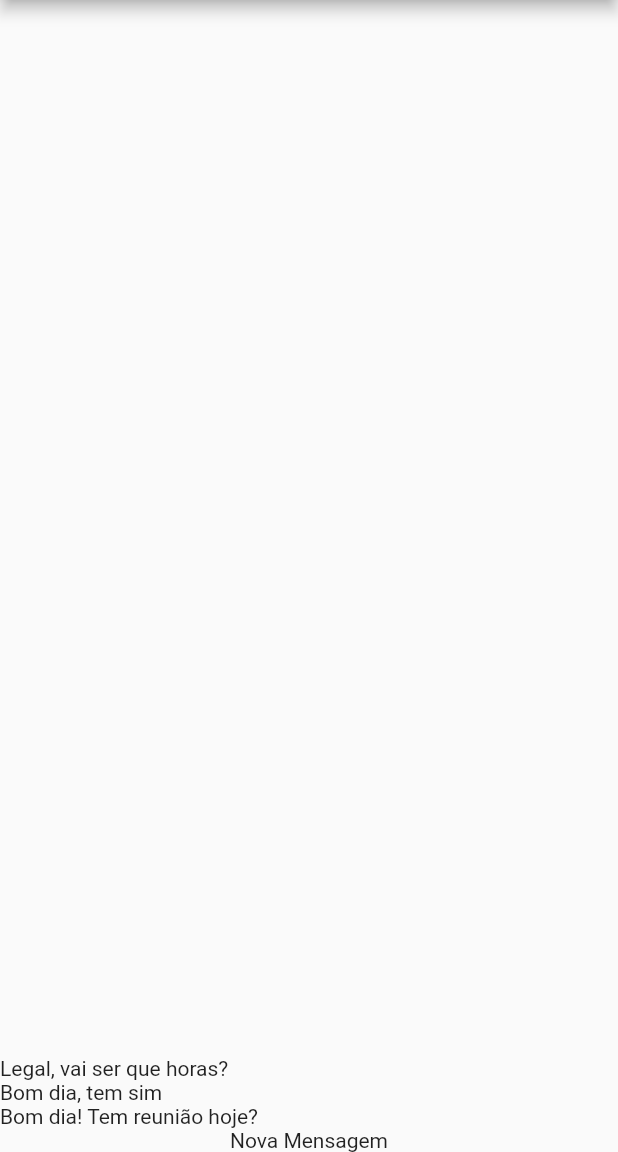
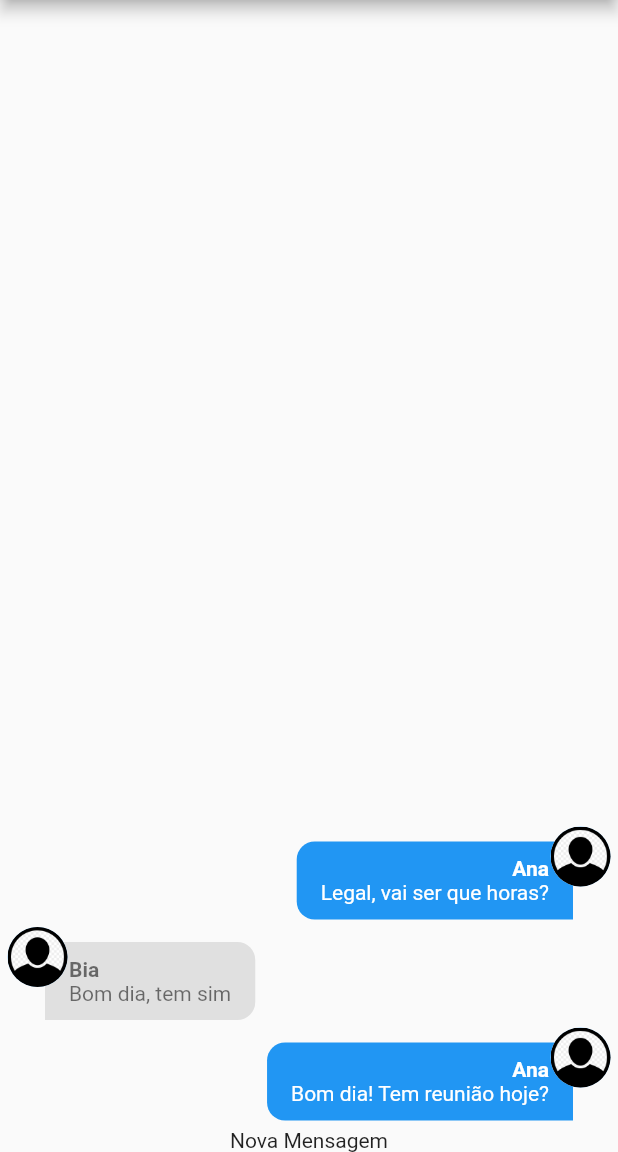
Before and after one commit to TonySilva7/chat-flutter, a Flutter app: the screen it shows after launch, on a phone screen of 412 x 824 dp, the part 84-1236 px from its top. Run offline on Flutter 3.47's test engine with Material 2 defaults, Android fonts, the phone set to English and light mode, and no system bars; our stand-ins replace image_picker; accounts and stored records are empty.

Commit message:
feat: add and style bubble messages

```diff
--- a/lib/app/core/services/auth/auth_service_mock.dart
+++ b/lib/app/core/services/auth/auth_service_mock.dart
@@ -7,9 +7,9 @@ import 'package:chat/app/core/services/auth/auth_service_protocol.dart';
 
 class AuthServiceMock implements AuthServiceProtocol {
   static final defaultUser = ChatUser(
-    id: '1',
-    name: 'John Doe',
-    email: 'doe@mail.com',
+    id: '123',
+    name: 'Ana',
+    email: 'ana@mail.com',
     imageURL: 'assets/images/avatar.png',
   );
 
--- /dev/null
+++ b/lib/app/widgets/message_bubble.dart
@@ -0,0 +1,82 @@
+import 'dart:io';
+
+import 'package:chat/app/core/models/chat_message.dart';
+import 'package:flutter/material.dart';
+
+class MessageBubble extends StatelessWidget {
+  final ChatMessage message;
+  final bool belongsToCurrentUser;
+
+  const MessageBubble({super.key, required this.message, required this.belongsToCurrentUser});
+
+  CircleAvatar _showUserImage(String imageURL, BuildContext context) {
+    ImageProvider? provider;
+    final uri = Uri.parse(imageURL);
+
+    if (uri.scheme.contains('http') || uri.scheme.contains('https')) {
+      provider = NetworkImage(imageURL);
+    } else if (uri.scheme.contains('file')) {
+      provider = FileImage(File(uri.toString()));
+    } else {
+      provider = const AssetImage('assets/images/avatar.png');
+    }
+
+    return CircleAvatar(
+      backgroundColor: Theme.of(context).colorScheme.background,
+      backgroundImage: provider,
+    );
+  }
+
+  @override
+  Widget build(BuildContext context) {
+    return Stack(
+      children: [
+        Row(
+          mainAxisAlignment: belongsToCurrentUser ? MainAxisAlignment.end : MainAxisAlignment.start,
+          children: [
+            Container(
+              decoration: BoxDecoration(
+                color: belongsToCurrentUser ? Theme.of(context).colorScheme.secondary : Colors.grey[300],
+                borderRadius: BorderRadius.only(
+                    topLeft: const Radius.circular(12),
+                    topRight: const Radius.circular(12),
+                    bottomLeft: belongsToCurrentUser ? const Radius.circular(12) : const Radius.circular(0),
+                    bottomRight: belongsToCurrentUser ? const Radius.circular(0) : const Radius.circular(12)),
+              ),
+              // width: MediaQuery.of(context).size.width * 0.7,
+              padding: const EdgeInsets.symmetric(vertical: 10, horizontal: 16),
+              // margin: const EdgeInsets.symmetric(vertical: 7, horizontal: 35),
+              margin: const EdgeInsets.only(top: 10, bottom: 5, left: 30, right: 30),
+              constraints: BoxConstraints(
+                minHeight: 20,
+                maxWidth: MediaQuery.of(context).size.width * 0.7,
+              ),
+              child: Column(
+                crossAxisAlignment: belongsToCurrentUser ? CrossAxisAlignment.end : CrossAxisAlignment.start,
+                children: [
+                  Text(
+                    message.userName,
+                    style: TextStyle(
+                      fontWeight: FontWeight.bold,
+                      color: belongsToCurrentUser ? Colors.white : Colors.black54,
+                    ),
+                  ),
+                  Text(
+                    message.text,
+                    style: TextStyle(color: belongsToCurrentUser ? Colors.white : Colors.black54),
+                  ),
+                ],
+              ),
+            ),
+          ],
+        ),
+        Positioned(
+          top: 0,
+          left: belongsToCurrentUser ? null : 5,
+          right: belongsToCurrentUser ? 5 : null,
+          child: _showUserImage(message.userImageURL, context),
+        ),
+      ],
+    );
+  }
+}
--- a/lib/app/widgets/messages.dart
+++ b/lib/app/widgets/messages.dart
@@ -1,5 +1,7 @@
 import 'package:chat/app/core/models/chat_message.dart';
+import 'package:chat/app/core/services/auth/auth_service_factory.dart';
 import 'package:chat/app/core/services/chat/chat_service_factory.dart';
+import 'package:chat/app/widgets/message_bubble.dart';
 import 'package:flutter/material.dart';
 import 'package:flutter/src/widgets/framework.dart';
 import 'package:flutter/src/widgets/placeholder.dart';
@@ -9,6 +11,7 @@ class Messages extends StatelessWidget {
 
   @override
   Widget build(BuildContext context) {
+    var currentUser = AuthServiceFactory.create().currentUser;
     return StreamBuilder<List<ChatMessage>>(
       stream: ChatServiceFactory.create().messageStream(),
       builder: (context, snapshot) {
@@ -25,9 +28,11 @@ class Messages extends StatelessWidget {
           return ListView.builder(
             reverse: true,
             itemCount: messages.length,
-            itemBuilder: (context, index) {
-              return Text(messages[index].text);
-            },
+            itemBuilder: (context, index) => MessageBubble(
+              key: ValueKey(messages[index].id),
+              message: messages[index],
+              belongsToCurrentUser: currentUser?.id == messages[index].userId,
+            ),
           );
         }
       },
```
